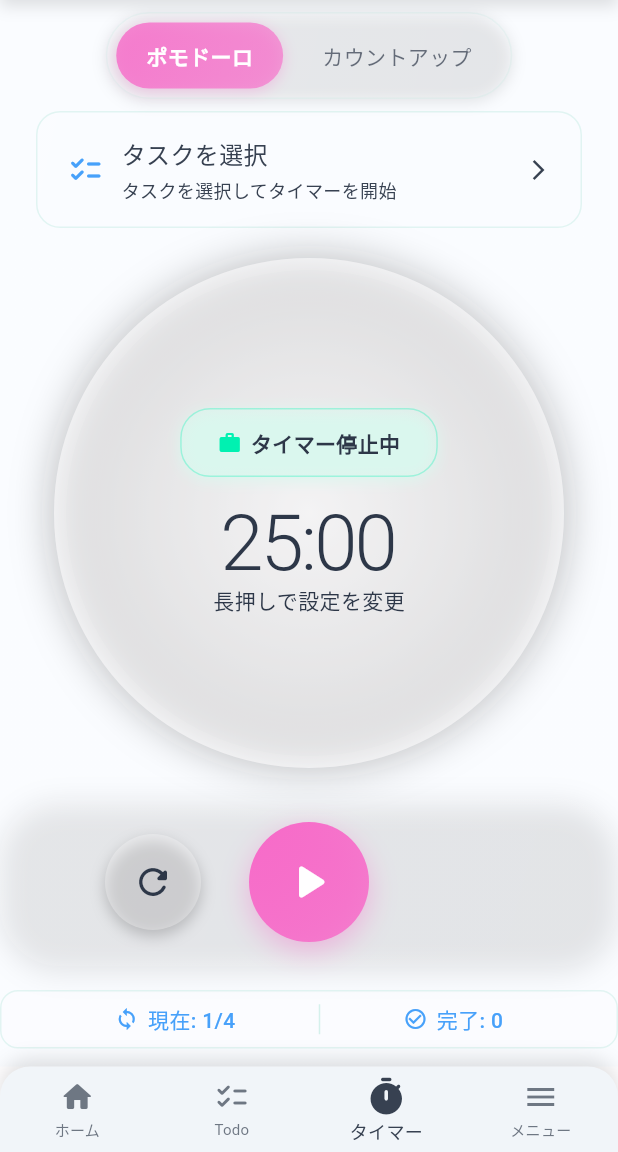
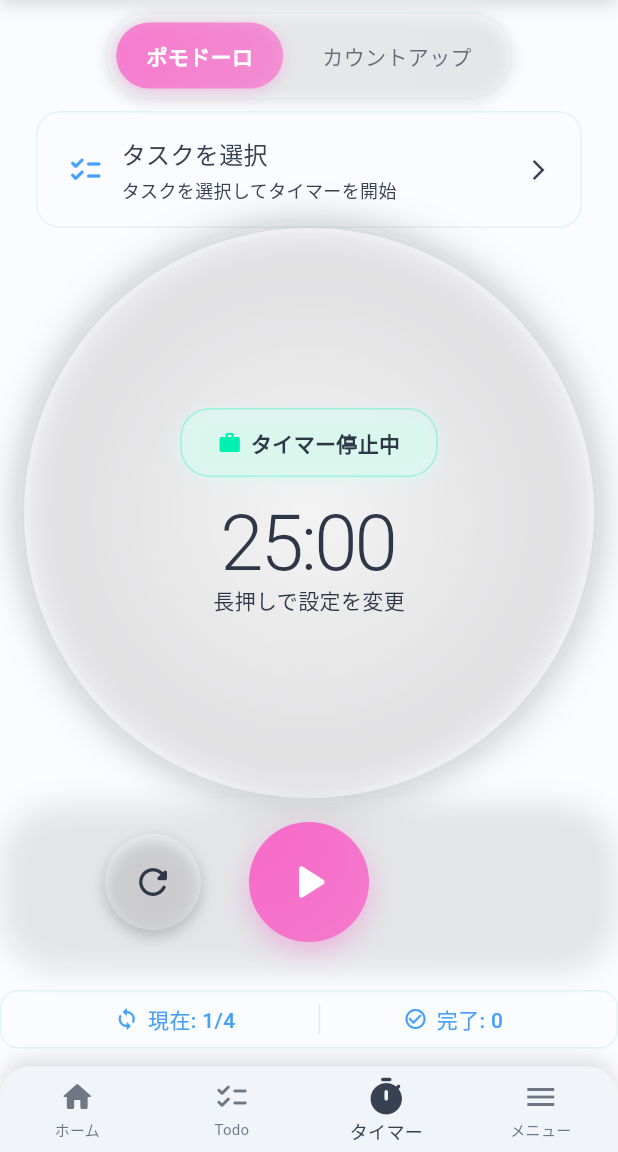
Before and after one commit to tkwest3143/solo-app, a Flutter app: the screen it shows after launch, item 3 of the bottom bar chosen, on a phone screen of 412 x 824 dp, the part 84-1236 px from its top. Run offline on Flutter 3.47's test engine with Material 3 defaults, Android fonts, the phone set to English and light mode, and no system bars; our stand-ins replace drift, flutter_hooks, freezed_annotation, go_router, hooks_riverpod, riverpod_annotation and 2 more; accounts and stored records are empty; generated files the repository leaves out were written again; statements that could not run were skipped.

Commit message:
タイマーレイアウト修正

```diff
--- a/lib/screen/widgets/timer/timer_circle.dart
+++ b/lib/screen/widgets/timer/timer_circle.dart
@@ -20,7 +20,9 @@ class TimerCircle extends StatelessWidget {
         alignment: Alignment.center,
         children: [
           // メインの円形タイマー
-          Container(
+          AspectRatio(
+            aspectRatio: 1.0,
+            child: Container(
               width: 340,
               height: 340,
               decoration: BoxDecoration(
@@ -36,8 +38,11 @@ class TimerCircle extends StatelessWidget {
                 alignment: Alignment.center,
                 children: [
                 // Background circle with elegant gradient
-                Container(
-                  height: 380,
+                AspectRatio(
+                  aspectRatio: 1.0,
+                  child: Container(
+                    width: 350,
+                    height: 350,
                     decoration: BoxDecoration(
                       shape: BoxShape.circle,
                       gradient: RadialGradient(
@@ -55,9 +60,12 @@ class TimerCircle extends StatelessWidget {
                       ),
                     ),
                   ),
+                ),
 
                 // Inner circle for better depth
-                Container(
+                AspectRatio(
+                  aspectRatio: 1.0,
+                  child: Container(
                     width: 340,
                     height: 340,
                     decoration: BoxDecoration(
@@ -68,16 +76,19 @@ class TimerCircle extends StatelessWidget {
                           .withValues(alpha: 0.3),
                     ),
                   ),
+                ),
 
                 // Progress indicator
-                SizedBox(
-                  width: 360,
-                  height: 360,
+                AspectRatio(
+                  aspectRatio: 1.0, // 1:1の比率を強制して完全な円を保証
+                  child: SizedBox(
+                    width: 340,
+                    height: 340,
                     child: CircularProgressIndicator(
                       value: timerSession.mode == TimerMode.pomodoro
                           ? timerSession.progress
                           : 0, // カウントアップは常に完全な円
-                    strokeWidth: 16,
+                      strokeWidth: 8,
                       strokeCap: StrokeCap.round,
                       backgroundColor: Theme.of(context)
                           .colorScheme
@@ -91,6 +102,7 @@ class TimerCircle extends StatelessWidget {
                             : Theme.of(context)
                                 .colorScheme
                                 .accentColor, // カウントアップもポモドーロと同じ色
+                      ),
                     ),
                   ),
                 ),
@@ -248,6 +260,7 @@ class TimerCircle extends StatelessWidget {
                 ],
               ),
             ),
+          ),
         ],
       ),
     );
```
Also changed, not shown: .claude/settings.local.json. Lines whose indentation alone changed are shown as unchanged.
